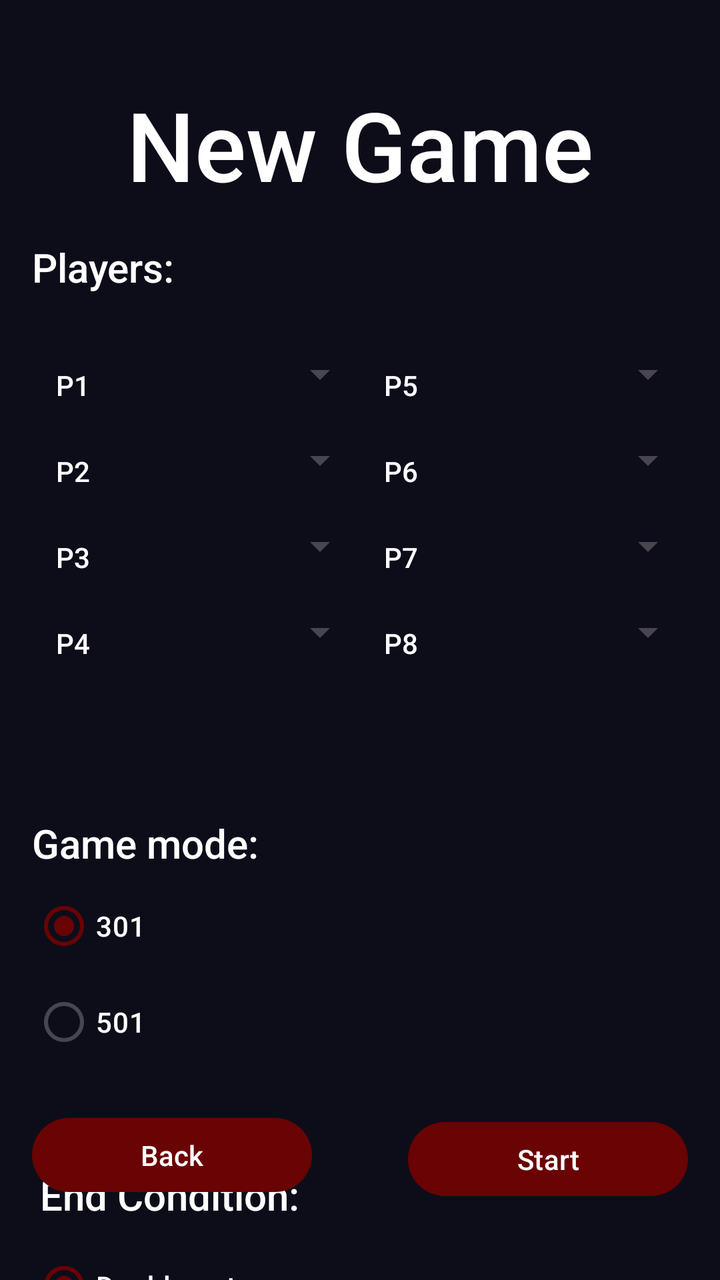
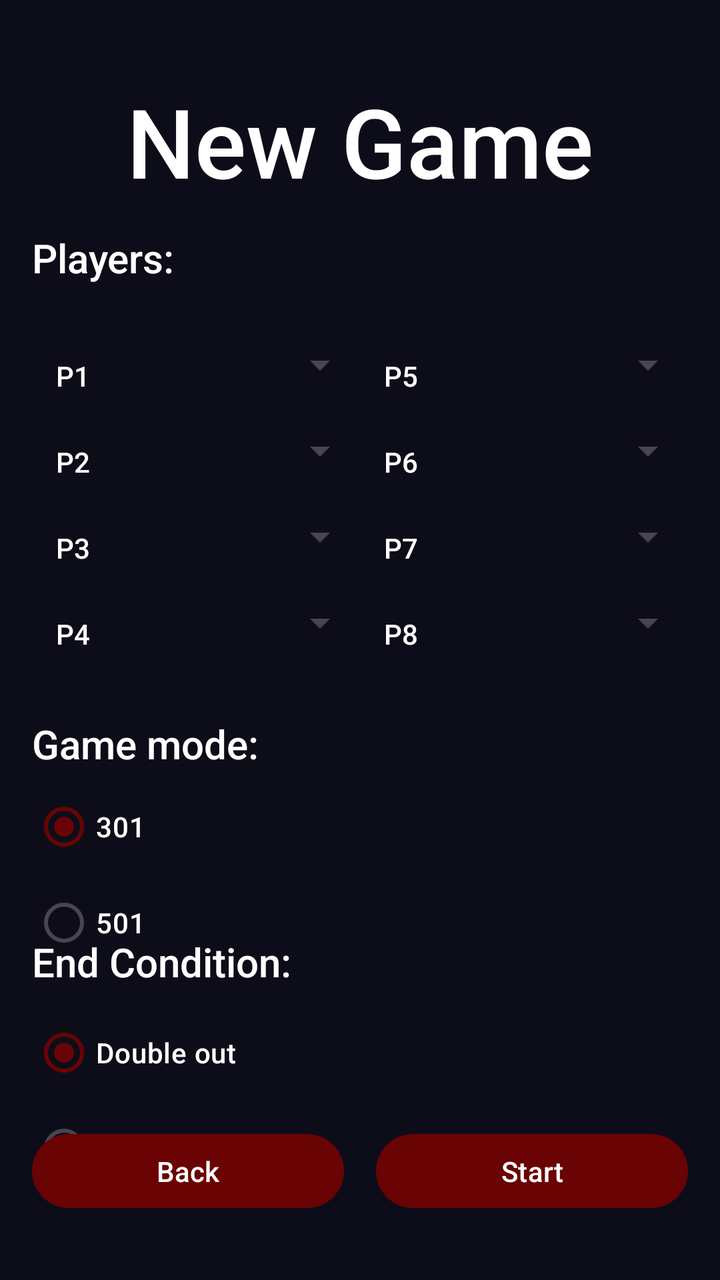

Before-and-after screenshots of an Android layout around one commit, followed by the original layout XML and the change that was made.
<!-- AndroidManifest.xml: application theme Theme.Darts -->
<!-- res/layout/activity_new_game.xml -->
<?xml version="1.0" encoding="utf-8"?>
<androidx.constraintlayout.widget.ConstraintLayout xmlns:android="http://schemas.android.com/apk/res/android"
    xmlns:app="http://schemas.android.com/apk/res-auto"
    xmlns:tools="http://schemas.android.com/tools"
    android:id="@+id/main"
    android:layout_width="match_parent"
    android:layout_height="match_parent"
    tools:context=".NewGameActivity">

    <TextView
        android:id="@+id/newGameText"
        android:layout_width="wrap_content"
        android:layout_height="wrap_content"
        android:layout_marginStart="107dp"
        android:layout_marginTop="40dp"
        android:layout_marginEnd="107dp"
        android:text="New Game"
        android:textSize="48sp"
        app:layout_constraintEnd_toEndOf="parent"
        app:layout_constraintStart_toStartOf="parent"
        app:layout_constraintTop_toTopOf="parent" />

    <TextView
        android:id="@+id/textView3"
        android:layout_width="wrap_content"
        android:layout_height="wrap_content"
        android:layout_marginStart="16dp"
        android:layout_marginTop="120dp"
        android:text="Players:"
        android:textSize="20sp"
        app:layout_constraintStart_toStartOf="parent"
        app:layout_constraintTop_toTopOf="parent" />

    <TextView
        android:id="@+id/textView5"
        android:layout_width="wrap_content"
        android:layout_height="wrap_content"
        android:layout_marginStart="16dp"
        android:layout_marginTop="408dp"
        android:text="Game mode:"
        android:textSize="20sp"
        app:layout_constraintStart_toStartOf="parent"
        app:layout_constraintTop_toTopOf="parent" />

    <TextView
        android:id="@+id/textView6"
        android:layout_width="wrap_content"
        android:layout_height="wrap_content"
        android:layout_marginStart="20dp"
        android:layout_marginTop="584dp"
        android:text="End Condition:"
        android:textSize="20sp"
        app:layout_constraintStart_toStartOf="parent"
        app:layout_constraintTop_toTopOf="parent" />

    <TableLayout
        android:layout_width="match_parent"
        android:layout_height="wrap_content"
        android:layout_marginTop="8dp"
        android:padding="16dp"
        android:stretchColumns="1,3"
        app:layout_constraintStart_toStartOf="parent"
        app:layout_constraintTop_toBottomOf="@+id/textView3">


        <TableRow android:padding="4dp">

            <TextView
                android:padding="8dp"
                android:text="P1"
                android:textColor="#ffffff" />

            <Spinner
                android:id="@+id/spinnerP1"
                android:popupBackground="#0d0d1a" />

            <TextView
                android:padding="8dp"
                android:text="P5"
                android:textColor="#ffffff" />

            <Spinner
                android:id="@+id/spinnerP5"
                android:popupBackground="#0d0d1a" />
        </TableRow>

        <TableRow android:padding="4dp">

            <TextView
                android:padding="8dp"
                android:text="P2"
                android:textColor="#ffffff" />

            <Spinner
                android:id="@+id/spinnerP2"
                android:popupBackground="#0d0d1a" />

            <TextView
                android:padding="8dp"
                android:text="P6"
                android:textColor="#ffffff" />

            <Spinner
                android:id="@+id/spinnerP6"
                android:popupBackground="#0d0d1a" />
        </TableRow>

        <TableRow android:padding="4dp">

            <TextView
                android:padding="8dp"
                android:text="P3"
                android:textColor="#ffffff" />

            <Spinner
                android:id="@+id/spinnerP3"
                android:popupBackground="#0d0d1a" />

            <TextView
                android:padding="8dp"
                android:text="P7"
                android:textColor="#ffffff" />

            <Spinner
                android:id="@+id/spinnerP7"
                android:popupBackground="#0d0d1a" />
        </TableRow>

        <TableRow android:padding="4dp">

            <TextView
                android:padding="8dp"
                android:text="P4"
                android:textColor="#ffffff" />

            <Spinner
                android:id="@+id/spinnerP4"
                android:popupBackground="#0d0d1a" />

            <TextView
                android:padding="8dp"
                android:text="P8"
                android:textColor="#ffffff" />

            <Spinner
                android:id="@+id/spinnerP8"
                android:popupBackground="#0d0d1a" />
        </TableRow>

    </TableLayout>

    <RadioGroup
        android:id="@+id/gameMode"
        android:layout_width="325dp"
        android:layout_height="106dp"
        android:layout_marginStart="16dp"
        android:layout_marginTop="4dp"
        android:checkedButton="@id/is301"
        app:layout_constraintStart_toStartOf="parent"
        app:layout_constraintTop_toBottomOf="@+id/textView5">

        <RadioButton
            android:id="@+id/is301"
            android:layout_width="match_parent"
            android:layout_height="wrap_content"
            android:text="301"
            android:textColor="@color/white" />

        <RadioButton
            android:id="@+id/is501"
            android:layout_width="match_parent"
            android:layout_height="wrap_content"
            android:text="501"
            android:textColor="@color/white" />
    </RadioGroup>

    <RadioGroup
        android:id="@+id/endCondition"
        android:layout_width="343dp"
        android:layout_height="105dp"
        android:layout_marginStart="16dp"
        android:layout_marginTop="8dp"
        android:checkedButton="@id/isDoubleOut"
        app:layout_constraintStart_toStartOf="parent"
        app:layout_constraintTop_toBottomOf="@+id/textView6">

        <RadioButton
            android:id="@+id/isDoubleOut"
            android:layout_width="match_parent"
            android:layout_height="wrap_content"
            android:text="Double out"
            android:textColor="@color/white" />

        <RadioButton
            android:id="@+id/isAnyOut"
            android:layout_width="match_parent"
            android:layout_height="wrap_content"
            android:text="Any out"
            android:textColor="@color/white" />
    </RadioGroup>

    <Button
        android:id="@+id/backButton"
        style="@style/Theme.Darts"
        android:layout_width="140dp"
        android:layout_height="45dp"
        android:layout_marginStart="16dp"
        android:layout_marginBottom="40dp"
        android:onClick="onBackClick"
        android:text="Back"
        app:layout_constraintBottom_toBottomOf="parent"
        app:layout_constraintStart_toStartOf="parent" />

    <Button
        android:id="@+id/startGameButton"
        android:layout_width="140dp"
        android:layout_height="45dp"
        android:layout_marginEnd="16dp"
        android:layout_marginBottom="38dp"
        android:onClick="onStartGameClick"
        android:text="Start"
        app:layout_constraintBottom_toBottomOf="parent"
        app:layout_constraintEnd_toEndOf="parent" />

</androidx.constraintlayout.widget.ConstraintLayout>
<!-- resources referenced by this layout -->
<resources>
  <color name="white">#FFFFFFFF</color>
  <style name="Theme.Darts" parent="Base.Theme.Darts" />
  <style name="Base.Theme.Darts" parent="Theme.Material3.DayNight.NoActionBar">
          
          
          <item name="android:windowBackground">#0d0d1a</item>
          <item name="android:statusBarColor">#0d0d1a</item>
          <item name="colorPrimary">#6A0303</item>
          <item name="colorPrimaryDark">#0d0d1a</item>
          <item name="android:textColor">#ffffff</item>
          <item name="android:fontFamily">sans-serif-medium</item>
      </style>
</resources>

<!-- the commit's change to res/layout/activity_new_game.xml (unified diff, before → after) -->
@@ -7,53 +7,56 @@
     android:layout_height="match_parent"
     tools:context=".NewGameActivity">
 
+    <androidx.constraintlayout.widget.Guideline
+        android:id="@+id/guideTitle"
+        android:layout_width="wrap_content"
+        android:layout_height="wrap_content"
+        android:orientation="horizontal"
+        app:layout_constraintGuide_percent="0.06" />
+
+    <androidx.constraintlayout.widget.Guideline
+        android:id="@+id/guidePlayers"
+        android:layout_width="wrap_content"
+        android:layout_height="wrap_content"
+        android:orientation="horizontal"
+        app:layout_constraintGuide_percent="0.18" />
+
+    <androidx.constraintlayout.widget.Guideline
+        android:id="@+id/guideGameMode"
+        android:layout_width="wrap_content"
+        android:layout_height="wrap_content"
+        android:orientation="horizontal"
+        app:layout_constraintGuide_percent="0.56" />
+
+    <androidx.constraintlayout.widget.Guideline
+        android:id="@+id/guideEndCondition"
+        android:layout_width="wrap_content"
+        android:layout_height="wrap_content"
+        android:orientation="horizontal"
+        app:layout_constraintGuide_percent="0.73" />
+
     <TextView
         android:id="@+id/newGameText"
         android:layout_width="wrap_content"
         android:layout_height="wrap_content"
-        android:layout_marginStart="107dp"
-        android:layout_marginTop="40dp"
-        android:layout_marginEnd="107dp"
         android:text="New Game"
         android:textSize="48sp"
         app:layout_constraintEnd_toEndOf="parent"
         app:layout_constraintStart_toStartOf="parent"
-        app:layout_constraintTop_toTopOf="parent" />
+        app:layout_constraintTop_toTopOf="@+id/guideTitle" />
 
     <TextView
         android:id="@+id/textView3"
         android:layout_width="wrap_content"
         android:layout_height="wrap_content"
         android:layout_marginStart="16dp"
-        android:layout_marginTop="120dp"
         android:text="Players:"
         android:textSize="20sp"
         app:layout_constraintStart_toStartOf="parent"
-        app:layout_constraintTop_toTopOf="parent" />
-
-    <TextView
-        android:id="@+id/textView5"
-        android:layout_width="wrap_content"
-        android:layout_height="wrap_content"
-        android:layout_marginStart="16dp"
-        android:layout_marginTop="408dp"
-        android:text="Game mode:"
-        android:textSize="20sp"
-        app:layout_constraintStart_toStartOf="parent"
-        app:layout_constraintTop_toTopOf="parent" />
-
-    <TextView
-        android:id="@+id/textView6"
-        android:layout_width="wrap_content"
-        android:layout_height="wrap_content"
-        android:layout_marginStart="20dp"
-        android:layout_marginTop="584dp"
-        android:text="End Condition:"
-        android:textSize="20sp"
-        app:layout_constraintStart_toStartOf="parent"
-        app:layout_constraintTop_toTopOf="parent" />
+        app:layout_constraintTop_toTopOf="@+id/guidePlayers" />
 
     <TableLayout
+        android:id="@+id/playersTable"
         android:layout_width="match_parent"
         android:layout_height="wrap_content"
         android:layout_marginTop="8dp"
@@ -62,100 +65,55 @@
         app:layout_constraintStart_toStartOf="parent"
         app:layout_constraintTop_toBottomOf="@+id/textView3">
 
-
-        <TableRow android:padding="4dp">
-
-            <TextView
-                android:padding="8dp"
-                android:text="P1"
-                android:textColor="#ffffff" />
-
-            <Spinner
-                android:id="@+id/spinnerP1"
-                android:popupBackground="#0d0d1a" />
-
-            <TextView
-                android:padding="8dp"
-                android:text="P5"
-                android:textColor="#ffffff" />
-
-            <Spinner
-                android:id="@+id/spinnerP5"
-                android:popupBackground="#0d0d1a" />
-        </TableRow>
-
-        <TableRow android:padding="4dp">
-
-            <TextView
-                android:padding="8dp"
-                android:text="P2"
-                android:textColor="#ffffff" />
-
-            <Spinner
-                android:id="@+id/spinnerP2"
-                android:popupBackground="#0d0d1a" />
-
-            <TextView
-                android:padding="8dp"
-                android:text="P6"
-                android:textColor="#ffffff" />
-
-            <Spinner
-                android:id="@+id/spinnerP6"
-                android:popupBackground="#0d0d1a" />
-        </TableRow>
-
-        <TableRow android:padding="4dp">
-
-            <TextView
-                android:padding="8dp"
-                android:text="P3"
-                android:textColor="#ffffff" />
-
-            <Spinner
-                android:id="@+id/spinnerP3"
-                android:popupBackground="#0d0d1a" />
-
-            <TextView
-                android:padding="8dp"
-                android:text="P7"
-                android:textColor="#ffffff" />
-
-            <Spinner
-                android:id="@+id/spinnerP7"
-                android:popupBackground="#0d0d1a" />
-        </TableRow>
-
-        <TableRow android:padding="4dp">
-
-            <TextView
-                android:padding="8dp"
-                android:text="P4"
-                android:textColor="#ffffff" />
-
-            <Spinner
-                android:id="@+id/spinnerP4"
-                android:popupBackground="#0d0d1a" />
-
-            <TextView
-                android:padding="8dp"
-                android:text="P8"
-                android:textColor="#ffffff" />
-
-            <Spinner
-                android:id="@+id/spinnerP8"
-                android:popupBackground="#0d0d1a" />
+        <TableRow android:padding="4dp">
+            <TextView android:padding="8dp" android:text="P1" android:textColor="#ffffff" />
+            <Spinner android:id="@+id/spinnerP1" android:popupBackground="#0d0d1a" />
+            <TextView android:padding="8dp" android:text="P5" android:textColor="#ffffff" />
+            <Spinner android:id="@+id/spinnerP5" android:popupBackground="#0d0d1a" />
+        </TableRow>
+
+        <TableRow android:padding="4dp">
+            <TextView android:padding="8dp" android:text="P2" android:textColor="#ffffff" />
+            <Spinner android:id="@+id/spinnerP2" android:popupBackground="#0d0d1a" />
+            <TextView android:padding="8dp" android:text="P6" android:textColor="#ffffff" />
+            <Spinner android:id="@+id/spinnerP6" android:popupBackground="#0d0d1a" />
+        </TableRow>
+
+        <TableRow android:padding="4dp">
+            <TextView android:padding="8dp" android:text="P3" android:textColor="#ffffff" />
+            <Spinner android:id="@+id/spinnerP3" android:popupBackground="#0d0d1a" />
+            <TextView android:padding="8dp" android:text="P7" android:textColor="#ffffff" />
+            <Spinner android:id="@+id/spinnerP7" android:popupBackground="#0d0d1a" />
+        </TableRow>
+
+        <TableRow android:padding="4dp">
+            <TextView android:padding="8dp" android:text="P4" android:textColor="#ffffff" />
+            <Spinner android:id="@+id/spinnerP4" android:popupBackground="#0d0d1a" />
+            <TextView android:padding="8dp" android:text="P8" android:textColor="#ffffff" />
+            <Spinner android:id="@+id/spinnerP8" android:popupBackground="#0d0d1a" />
         </TableRow>
 
     </TableLayout>
+
+    <TextView
+        android:id="@+id/textView5"
+        android:layout_width="wrap_content"
+        android:layout_height="wrap_content"
+        android:layout_marginStart="16dp"
+        android:text="Game mode:"
+        android:textSize="20sp"
+        app:layout_constraintStart_toStartOf="parent"
+        app:layout_constraintTop_toTopOf="@+id/guideGameMode" />
 
     <RadioGroup
         android:id="@+id/gameMode"
-        android:layout_width="325dp"
-        android:layout_height="106dp"
-        android:layout_marginStart="16dp"
+        android:layout_width="0dp"
+        android:layout_height="wrap_content"
+        android:layout_marginStart="16dp"
+        android:layout_marginEnd="16dp"
         android:layout_marginTop="4dp"
         android:checkedButton="@id/is301"
+        app:layout_constraintEnd_toEndOf="parent"
         app:layout_constraintStart_toStartOf="parent"
         app:layout_constraintTop_toBottomOf="@+id/textView5">
 
@@ -173,14 +131,26 @@
             android:text="501"
             android:textColor="@color/white" />
     </RadioGroup>
+
+    <TextView
+        android:id="@+id/textView6"
+        android:layout_width="wrap_content"
+        android:layout_height="wrap_content"
+        android:layout_marginStart="16dp"
+        android:text="End Condition:"
+        android:textSize="20sp"
+        app:layout_constraintStart_toStartOf="parent"
+        app:layout_constraintTop_toTopOf="@+id/guideEndCondition" />
 
     <RadioGroup
         android:id="@+id/endCondition"
-        android:layout_width="343dp"
-        android:layout_height="105dp"
-        android:layout_marginStart="16dp"
+        android:layout_width="0dp"
+        android:layout_height="wrap_content"
+        android:layout_marginStart="16dp"
+        android:layout_marginEnd="16dp"
         android:layout_marginTop="8dp"
         android:checkedButton="@id/isDoubleOut"
+        app:layout_constraintEnd_toEndOf="parent"
         app:layout_constraintStart_toStartOf="parent"
         app:layout_constraintTop_toBottomOf="@+id/textView6">
 
@@ -202,24 +172,29 @@
     <Button
         android:id="@+id/backButton"
         style="@style/Theme.Darts"
-        android:layout_width="140dp"
+        android:layout_width="0dp"
         android:layout_height="45dp"
         android:layout_marginStart="16dp"
-        android:layout_marginBottom="40dp"
+        android:layout_marginEnd="8dp"
+        android:layout_marginBottom="32dp"
         android:onClick="onBackClick"
         android:text="Back"
         app:layout_constraintBottom_toBottomOf="parent"
+        app:layout_constraintEnd_toStartOf="@+id/startGameButton"
         app:layout_constraintStart_toStartOf="parent" />
 
     <Button
         android:id="@+id/startGameButton"
-        android:layout_width="140dp"
+        android:layout_width="0dp"
         android:layout_height="45dp"
+        android:layout_marginStart="8dp"
         android:layout_marginEnd="16dp"
-        android:layout_marginBottom="38dp"
+        android:layout_marginBottom="32dp"
         android:onClick="onStartGameClick"
         android:text="Start"
+        android:textColor="@color/white"
         app:layout_constraintBottom_toBottomOf="parent"
-        app:layout_constraintEnd_toEndOf="parent" />
+        app:layout_constraintEnd_toEndOf="parent"
+        app:layout_constraintStart_toEndOf="@+id/backButton" />
 
 </androidx.constraintlayout.widget.ConstraintLayout>
